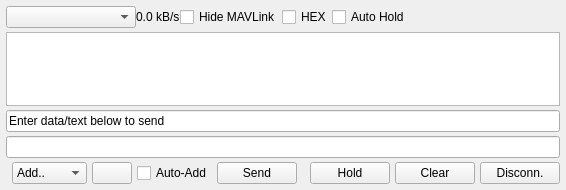
Before: the Qt Designer form src/ui/DebugConsole.ui in mpaperno/qgroundcontrol_aq, drawn with Qt 5.
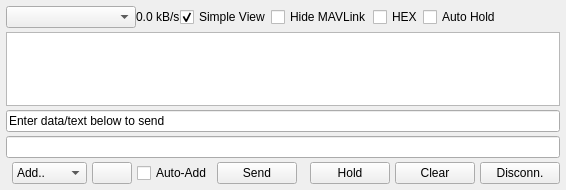
After: the same form once the commit is applied. Icons and pictures are not drawn.

Commit message: Add compact view to comm. console (for docking on side).

Patch:
```diff
--- a/src/ui/DebugConsole.ui
+++ b/src/ui/DebugConsole.ui
@@ -24,7 +24,7 @@
     <number>6</number>
    </property>
    <item row="0" column="0" colspan="2">
-    <layout class="QHBoxLayout" name="horizontalLayout_2" stretch="10,0,0,0,0,0">
+    <layout class="QHBoxLayout" name="horizontalLayout_2" stretch="10,0,0,0,0,0,0">
      <item>
       <widget class="QComboBox" name="linkComboBox">
        <property name="maximumSize">
@@ -45,6 +45,16 @@
        </property>
       </widget>
      </item>
+     <item>
+      <widget class="QCheckBox" name="checkBox_simpleView">
+       <property name="text">
+        <string>Simple View</string>
+       </property>
+       <property name="checked">
+        <bool>true</bool>
+       </property>
+      </widget>
+     </item>
      <item>
       <widget class="QCheckBox" name="mavlinkCheckBox">
        <property name="toolTip">
```
Left out of the diff: 6 changed lines with no effect on the pictures. The commit also changes 3 other files.
